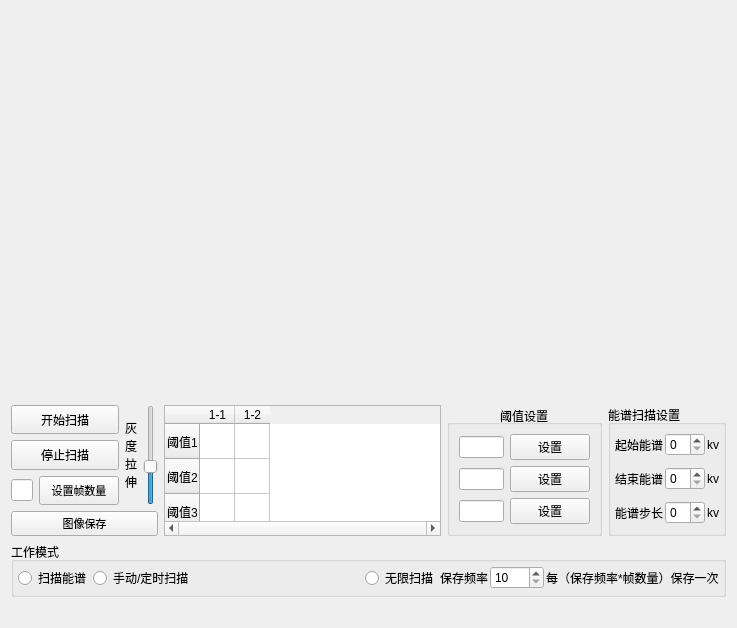
This is widget.ui in curious-heart/indirct_det_tool as Qt 5 draws it before an edit. The edited form follows.
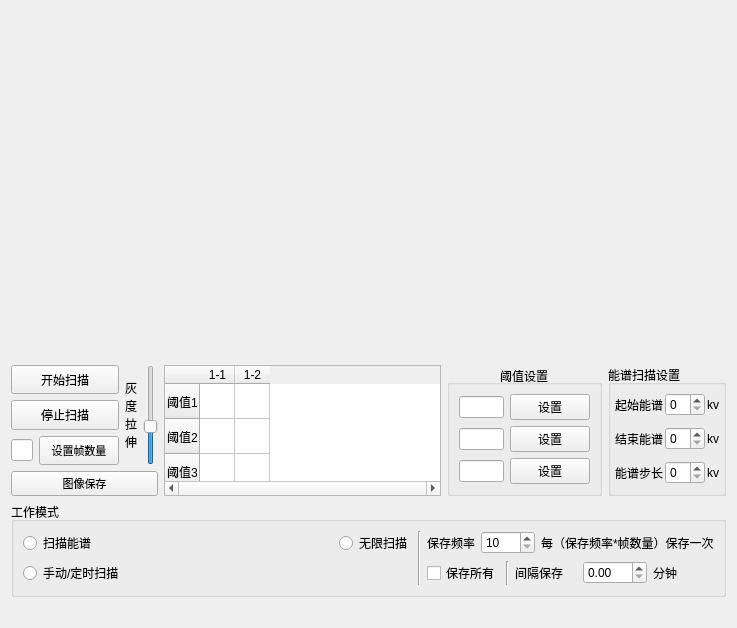
This is the edited form.

Commit message: Add save in gap, and it works fine. UI in eng mode disformed, need debug...

Patch:
```diff
--- a/widget.ui
+++ b/widget.ui
@@ -25,7 +25,7 @@
   <property name="windowTitle">
    <string>Widget</string>
   </property>
-  <layout class="QVBoxLayout" name="verticalLayout_4">
+  <layout class="QVBoxLayout" name="verticalLayout_8">
    <item>
     <layout class="QVBoxLayout" name="verticalLayout">
      <item>
@@ -491,22 +491,9 @@
      <property name="title">
       <string>工作模式</string>
      </property>
-     <layout class="QHBoxLayout" name="horizontalLayout">
-      <property name="spacing">
-       <number>2</number>
-      </property>
-      <property name="leftMargin">
-       <number>4</number>
-      </property>
-      <property name="topMargin">
-       <number>4</number>
-      </property>
-      <property name="rightMargin">
-       <number>4</number>
-      </property>
-      <property name="bottomMargin">
-       <number>4</number>
-      </property>
+     <layout class="QHBoxLayout" name="horizontalLayout_12">
+      <item>
+       <layout class="QVBoxLayout" name="verticalLayout_4">
       <item>
        <widget class="QRadioButton" name="engSptrmScanRBtn">
         <property name="text">
@@ -521,6 +508,8 @@
         </property>
        </widget>
       </item>
+       </layout>
+      </item>
       <item>
        <spacer name="horizontalSpacer">
         <property name="orientation">
@@ -535,6 +524,10 @@
        </spacer>
       </item>
       <item>
+       <layout class="QHBoxLayout" name="horizontalLayout_11">
+        <item>
+         <layout class="QVBoxLayout" name="verticalLayout_6">
+          <item>
        <widget class="QRadioButton" name="infiniteScanRBtn">
         <property name="text">
          <string>无限扫描</string>
@@ -542,6 +535,32 @@
        </widget>
       </item>
       <item>
+           <spacer name="verticalSpacer">
+            <property name="orientation">
+             <enum>Qt::Vertical</enum>
+            </property>
+            <property name="sizeHint" stdset="0">
+             <size>
+              <width>20</width>
+              <height>40</height>
+             </size>
+            </property>
+           </spacer>
+          </item>
+         </layout>
+        </item>
+        <item>
+         <widget class="Line" name="line_3">
+          <property name="orientation">
+           <enum>Qt::Vertical</enum>
+          </property>
+         </widget>
+        </item>
+        <item>
+         <layout class="QVBoxLayout" name="verticalLayout_5">
+          <item>
+           <layout class="QHBoxLayout" name="horizontalLayout_10">
+            <item>
        <widget class="QLabel" name="linesToSaveLbl">
         <property name="text">
          <string>保存频率</string>
@@ -564,6 +583,55 @@
          <string>每（保存频率*帧数量）保存一次</string>
         </property>
        </widget>
+            </item>
+           </layout>
+          </item>
+          <item>
+           <layout class="QHBoxLayout" name="horizontalLayout">
+            <item>
+             <layout class="QHBoxLayout" name="horizontalLayout_5">
+              <item>
+               <widget class="QCheckBox" name="saveAllChkBox">
+                <property name="text">
+                 <string>保存所有</string>
+                </property>
+               </widget>
+              </item>
+              <item>
+               <widget class="Line" name="line_2">
+                <property name="orientation">
+                 <enum>Qt::Vertical</enum>
+                </property>
+               </widget>
+              </item>
+              <item>
+               <widget class="QLabel" name="saveInGapLbl">
+                <property name="text">
+                 <string>间隔保存</string>
+                </property>
+               </widget>
+              </item>
+              <item>
+               <widget class="QDoubleSpinBox" name="saveInGapDbSpinBox">
+                <property name="maximum">
+                 <double>500.000000000000000</double>
+                </property>
+               </widget>
+              </item>
+              <item>
+               <widget class="QLabel" name="saveInGapMinLbl">
+                <property name="text">
+                 <string>分钟</string>
+                </property>
+               </widget>
+              </item>
+             </layout>
+            </item>
+           </layout>
+          </item>
+         </layout>
+        </item>
+       </layout>
       </item>
      </layout>
     </widget>
```
Lines whose indentation alone changed are shown as unchanged. The commit also changes 3 other files.
